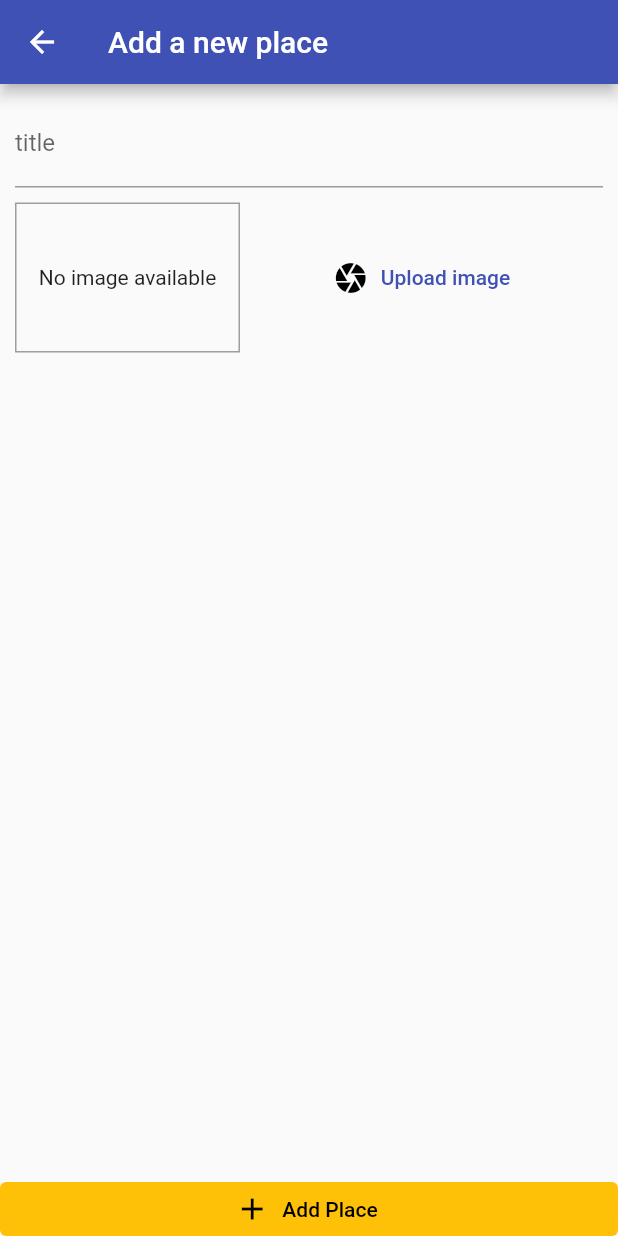
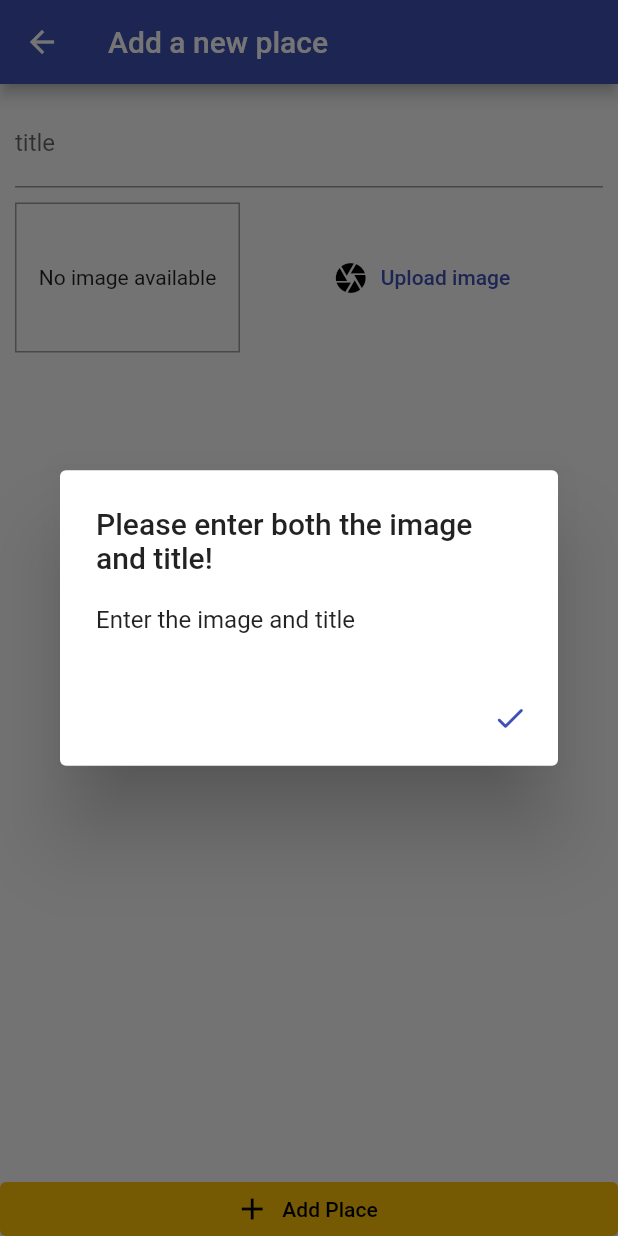
Before and after one commit to Shashank0271/Great_Places_App, a Flutter app: the AddPlaceScreen screen opened by its route, after a tap on "Add Place", on a phone screen of 412 x 824 dp. Run offline on Flutter 3.47's test engine with Material 2 defaults, Android fonts, the phone set to English and light mode, and no system bars; our stand-ins replace image_picker, sqflite; accounts and stored records are empty.

Commit message:
updated files

```diff
--- a/lib/screens/add_place_screen.dart
+++ b/lib/screens/add_place_screen.dart
@@ -19,12 +19,28 @@ class _AddPlaceScreenState extends State<AddPlaceScreen> {
     File? _pickedImage;
 
     void selectImage(File pickedImage) {
+      //just so we can bring the file to this dart file
+      //since the code to save the place is in this file
       _pickedImage = pickedImage;
     }
 
     void _savePlace() {
       if (titleTextController.text.isEmpty || _pickedImage == null) {
-        return;
+        showDialog(
+            context: context,
+            builder: (ctx) => AlertDialog(
+                  content: const Text('Enter the image and title'),
+                  title: const Text('Please enter both the image and title!'),
+                  actions: [
+                    IconButton(
+                      onPressed: () => Navigator.of(ctx).pop(),
+                      icon: Icon(
+                        Icons.check_rounded,
+                        color: Theme.of(context).colorScheme.primary,
+                      ),
+                    ),
+                  ],
+                ));
       }
       Provider.of<GreatPlaces>(context, listen: false)
           .addPlace(titleTextController.text, _pickedImage!);
--- a/lib/screens/places_list_screen.dart
+++ b/lib/screens/places_list_screen.dart
@@ -29,9 +29,11 @@ class PlacesListScreen extends StatelessWidget {
             : ListView.builder(
                 itemCount: gp.items.length,
                 itemBuilder: (ctx, index) => ListTile(
-                        leading: CircleAvatar(
-                      backgroundImage: FileImage(gp.items[index].image!),
-                    ))),
+                      leading: CircleAvatar(
+                        backgroundImage: FileImage(gp.items[index].image!),
+                      ),
+                      title: Text('${gp.items[index].title}'),
+                    )),
       ),
     );
   }
--- /dev/null
+++ b/lib/services/database_helper.dart
@@ -0,0 +1 @@
+import 'package:sqflite/sqflite.dart';
--- a/lib/widgets/image_input.dart
+++ b/lib/widgets/image_input.dart
@@ -5,8 +5,8 @@ import 'package:path/path.dart' as path; //constructing paths
 import 'package:path_provider/path_provider.dart' as syspath; //finding paths
 
 class ImageInput extends StatefulWidget {
-  final Function onSelectImage; //pointer to the function is passed
-  ImageInput(this.onSelectImage);
+  final Function sendIt; //pointer to the function is passed
+  ImageInput(this.sendIt);
 
   @override
   State<ImageInput> createState() => _ImageInputState();
@@ -15,7 +15,6 @@ class ImageInput extends StatefulWidget {
 class _ImageInputState extends State<ImageInput> {
   File? storedImage;
   Future<void> _takePicture() async {
-    //pick image for static else use getImage()
     final imageFile = await ImagePicker().pickImage(
       source: ImageSource.camera,
       maxWidth: 600,
@@ -28,7 +27,7 @@ class _ImageInputState extends State<ImageInput> {
     final pickedImage =
         await File(imageFile.path).copy('${direc.path}/$fileName');
 
-    widget.onSelectImage(pickedImage);
+    widget.sendIt(pickedImage);
   }
 
   @override
--- a/pubspec.yaml
+++ b/pubspec.yaml
@@ -37,6 +37,7 @@ dependencies:
   provider: ^6.0.2
   image_picker: ^0.8.4+11
   path_provider: ^2.0.9
+  sqflite: ^2.0.2
 
 dev_dependencies:
   flutter_test:
```
Also changed, not shown: pubspec.lock.
